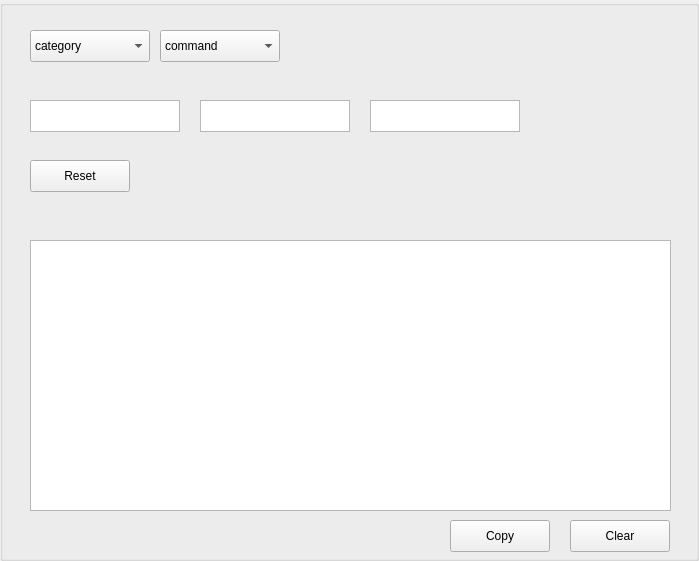
This is gui/command/command.ui in LotusAndCompany/devtools as Qt 5 draws it before an edit. The edited form follows.
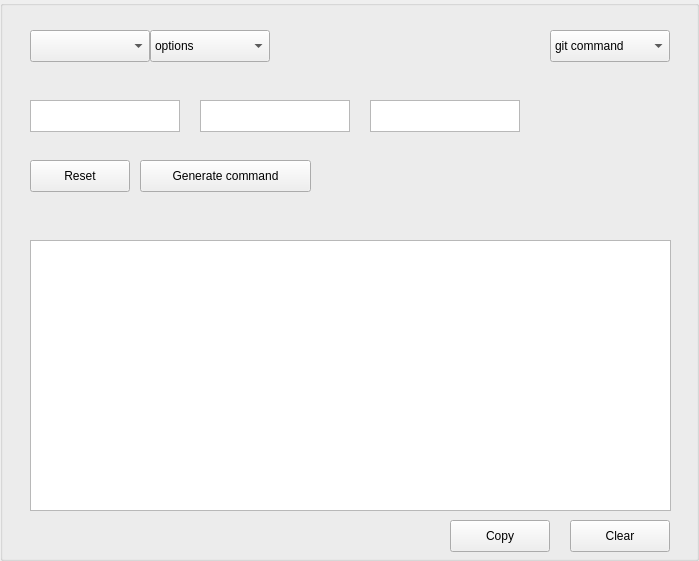
This is the edited form.

Diff of the .ui file:
```diff
--- a/gui/command/command.ui
+++ b/gui/command/command.ui
@@ -16,17 +16,12 @@
   <widget class="QComboBox" name="commandBox">
    <property name="geometry">
     <rect>
-     <x>160</x>
+     <x>30</x>
      <y>30</y>
      <width>120</width>
      <height>32</height>
     </rect>
    </property>
-   <item>
-    <property name="text">
-     <string>command</string>
-    </property>
-   </item>
   </widget>
   <widget class="QTextEdit" name="textEdit">
    <property name="geometry">
@@ -88,20 +83,23 @@
    </property>
   </widget>
   <widget class="QComboBox" name="categoryBox">
+   <property name="enabled">
+    <bool>true</bool>
+   </property>
    <property name="geometry">
     <rect>
-     <x>30</x>
+     <x>550</x>
      <y>30</y>
      <width>120</width>
      <height>32</height>
     </rect>
    </property>
    <property name="currentText">
-    <string>category</string>
+    <string>git command</string>
    </property>
    <item>
     <property name="text">
-     <string>category</string>
+     <string>git command</string>
     </property>
    </item>
   </widget>
@@ -128,6 +126,34 @@
     <bool>false</bool>
    </property>
   </widget>
+  <widget class="QComboBox" name="optionsBox">
+   <property name="geometry">
+    <rect>
+     <x>150</x>
+     <y>30</y>
+     <width>120</width>
+     <height>32</height>
+    </rect>
+   </property>
+   <item>
+    <property name="text">
+     <string>options</string>
+    </property>
+   </item>
+  </widget>
+  <widget class="QPushButton" name="resetButton_2">
+   <property name="geometry">
+    <rect>
+     <x>140</x>
+     <y>160</y>
+     <width>171</width>
+     <height>32</height>
+    </rect>
+   </property>
+   <property name="text">
+    <string>Generate command</string>
+   </property>
+  </widget>
  </widget>
  <resources/>
  <connections/>
```
Left out of the diff: 2 changed lines with no effect on the pictures.
